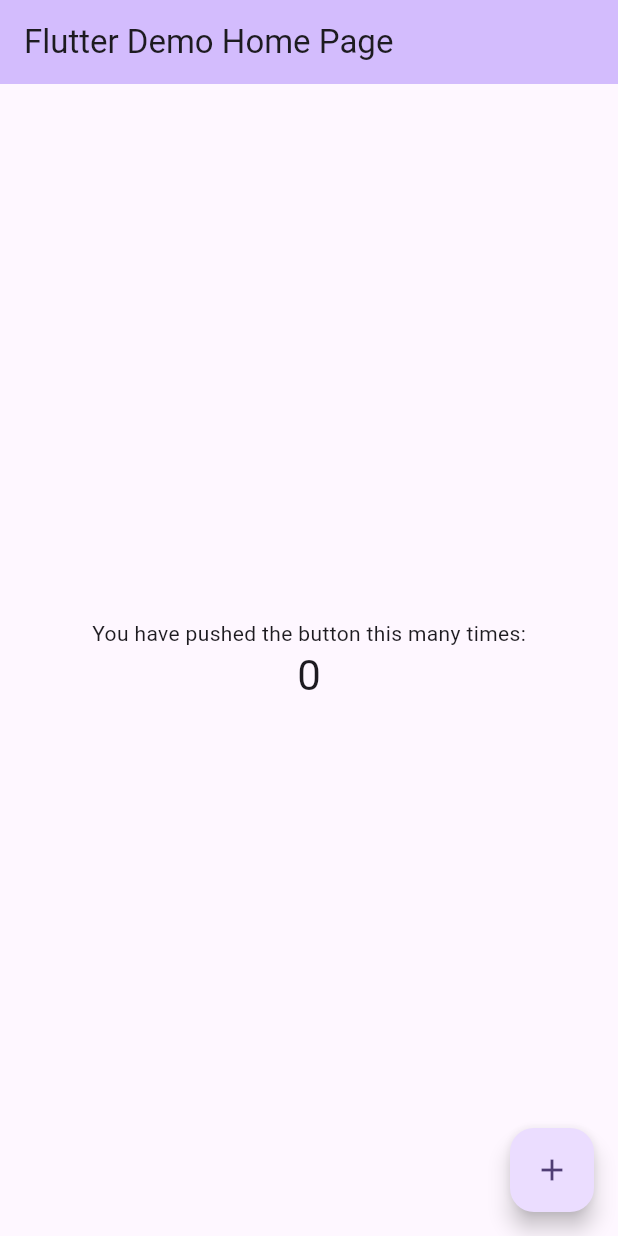
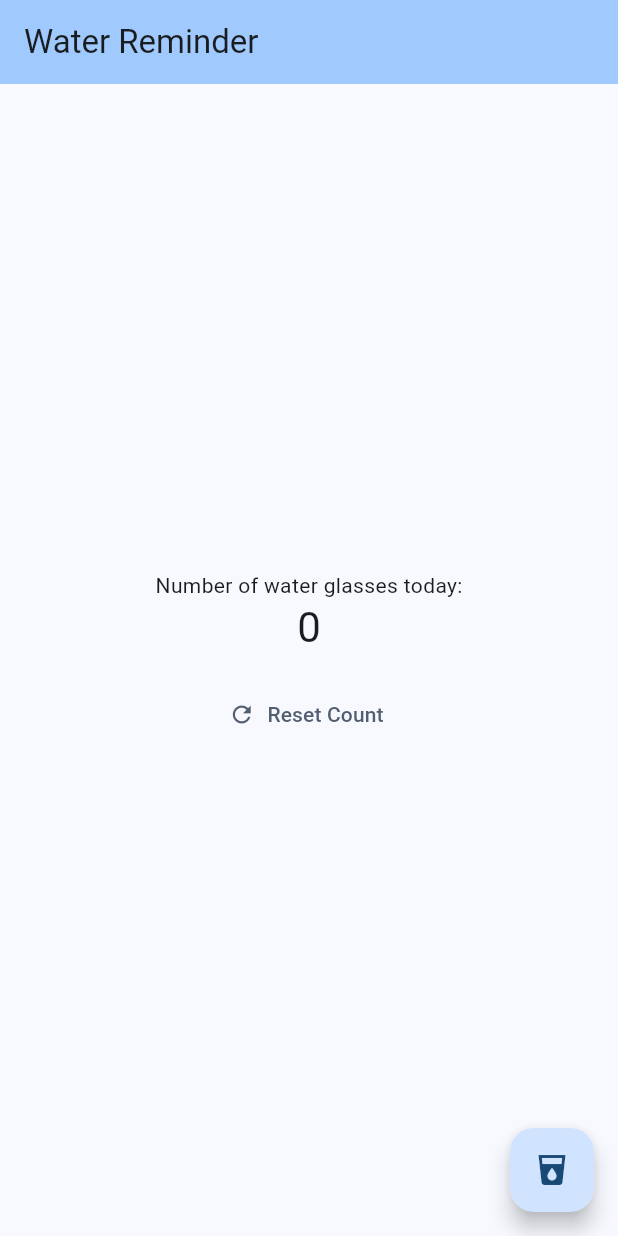
Before and after one commit to TJDACWW/appintosh, a Flutter app: the screen it shows after launch, on a phone screen of 412 x 824 dp. Run offline on Flutter 3.47's test engine with Material 3 defaults, Android fonts, the phone set to English and light mode, and no system bars.

Commit message:
Now with Reset Button

```diff
--- a/lib/main.dart
+++ b/lib/main.dart
@@ -1,52 +1,36 @@
 import 'package:flutter/material.dart';
+import 'water_reminder.dart';
 
 void main() {
   runApp(const MyApp());
+
+  // --- WaterReminder test code ---
+  var reminder = WaterReminder();
+  reminder.drink();
+  reminder.drink();
+  print('Current glass count: ${reminder.glassCount}');
+  reminder.reset();
+  print('Glass count after reset: ${reminder.glassCount}');
+  // -------------------------------
 }
 
 class MyApp extends StatelessWidget {
   const MyApp({super.key});
 
-  // This widget is the root of your application.
   @override
   Widget build(BuildContext context) {
     return MaterialApp(
-      title: 'Flutter Demo',
+      title: 'Water Reminder',
       theme: ThemeData(
-        // This is the theme of your application.
-        //
-        // TRY THIS: Try running your application with "flutter run". You'll see
-        // the application has a purple toolbar. Then, without quitting the app,
-        // try changing the seedColor in the colorScheme below to Colors.green
-        // and then invoke "hot reload" (save your changes or press the "hot
-        // reload" button in a Flutter-supported IDE, or press "r" if you used
-        // the command line to start the app).
-        //
-        // Notice that the counter didn't reset back to zero; the application
-        // state is not lost during the reload. To reset the state, use hot
-        // restart instead.
-        //
-        // This works for code too, not just values: Most code changes can be
-        // tested with just a hot reload.
-        colorScheme: ColorScheme.fromSeed(seedColor: Colors.deepPurple),
+        colorScheme: ColorScheme.fromSeed(seedColor: Colors.blue),
       ),
-      home: const MyHomePage(title: 'Flutter Demo Home Page'),
+      home: const MyHomePage(title: 'Water Reminder'),
     );
   }
 }
 
 class MyHomePage extends StatefulWidget {
   const MyHomePage({super.key, required this.title});
-
-  // This widget is the home page of your application. It is stateful, meaning
-  // that it has a State object (defined below) that contains fields that affect
-  // how it looks.
-
-  // This class is the configuration for the state. It holds the values (in this
-  // case the title) provided by the parent (in this case the App widget) and
-  // used by the build method of the State. Fields in a Widget subclass are
-  // always marked "final".
-
   final String title;
 
   @override
@@ -54,69 +38,51 @@
 }
 
 class _MyHomePageState extends State<MyHomePage> {
-  int _counter = 0;
+  final _reminder = WaterReminder();
 
-  void _incrementCounter() {
+  void _drinkWater() {
     setState(() {
-      // This call to setState tells the Flutter framework that something has
-      // changed in this State, which causes it to rerun the build method below
-      // so that the display can reflect the updated values. If we changed
-      // _counter without calling setState(), then the build method would not be
-      // called again, and so nothing would appear to happen.
-      _counter++;
+      _reminder.drink();
     });
   }
 
   @override
   Widget build(BuildContext context) {
-    // This method is rerun every time setState is called, for instance as done
-    // by the _incrementCounter method above.
-    //
-    // The Flutter framework has been optimized to make rerunning build methods
-    // fast, so that you can just rebuild anything that needs updating rather
-    // than having to individually change instances of widgets.
     return Scaffold(
       appBar: AppBar(
-        // TRY THIS: Try changing the color here to a specific color (to
-        // Colors.amber, perhaps?) and trigger a hot reload to see the AppBar
-        // change color while the other colors stay the same.
         backgroundColor: Theme.of(context).colorScheme.inversePrimary,
-        // Here we take the value from the MyHomePage object that was created by
-        // the App.build method, and use it to set our appbar title.
         title: Text(widget.title),
       ),
       body: Center(
-        // Center is a layout widget. It takes a single child and positions it
-        // in the middle of the parent.
         child: Column(
-          // Column is also a layout widget. It takes a list of children and
-          // arranges them vertically. By default, it sizes itself to fit its
-          // children horizontally, and tries to be as tall as its parent.
-          //
-          // Column has various properties to control how it sizes itself and
-          // how it positions its children. Here we use mainAxisAlignment to
-          // center the children vertically; the main axis here is the vertical
-          // axis because Columns are vertical (the cross axis would be
-          // horizontal).
-          //
-          // TRY THIS: Invoke "debug painting" (choose the "Toggle Debug Paint"
-          // action in the IDE, or press "p" in the console), to see the
-          // wireframe for each widget.
           mainAxisAlignment: MainAxisAlignment.center,
           children: <Widget>[
-            const Text('You have pushed the button this many times:'),
+            const Text('Number of water glasses today:'),
             Text(
-              '$_counter',
+              '${_reminder.glassCount}',
               style: Theme.of(context).textTheme.headlineMedium,
+            ),
+            const SizedBox(height: 16),
+            TextButton.icon(
+              onPressed: () {
+                setState(() {
+                  _reminder.reset();
+                });
+              },
+              icon: const Icon(Icons.refresh),
+              label: const Text('Reset Count'),
+              style: TextButton.styleFrom(
+                foregroundColor: Theme.of(context).colorScheme.secondary,
+              ),
             ),
           ],
         ),
       ),
       floatingActionButton: FloatingActionButton(
-        onPressed: _incrementCounter,
-        tooltip: 'Increment',
-        child: const Icon(Icons.add),
-      ), // This trailing comma makes auto-formatting nicer for build methods.
+        onPressed: _drinkWater,
+        tooltip: 'Log water glass',
+        child: const Icon(Icons.local_drink),
+      ),
     );
   }
 }
```
